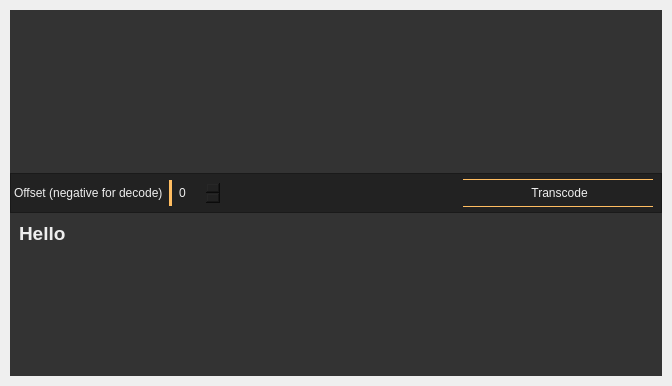
Before: the Qt Designer form mainui.ui in Thophile/Notebook, drawn with Qt 5.
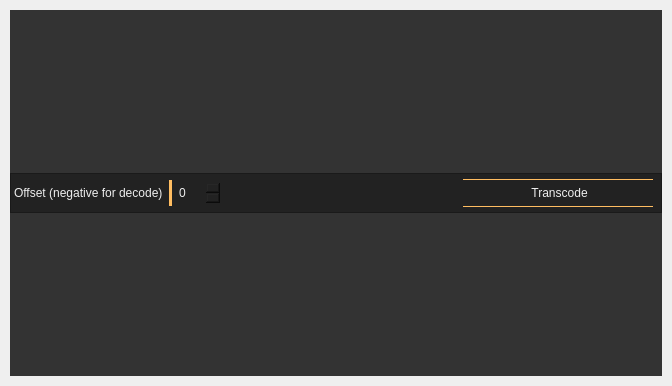
After: the same form once the commit is applied. Icons and pictures are not drawn.

Commit message: [Upd] support for special char

The edit to the form file:
```diff
--- a/mainui.ui
+++ b/mainui.ui
@@ -268,7 +268,7 @@
 &lt;html&gt;&lt;head&gt;&lt;meta name=&quot;qrichtext&quot; content=&quot;1&quot; /&gt;&lt;style type=&quot;text/css&quot;&gt;
 p, li { white-space: pre-wrap; }
 &lt;/style&gt;&lt;/head&gt;&lt;body style=&quot; font-family:'MS Shell Dlg 2'; font-size:8.25pt; font-weight:400; font-style:normal;&quot;&gt;
-&lt;p style=&quot; margin-top:0px; margin-bottom:0px; margin-left:0px; margin-right:0px; -qt-block-indent:0; text-indent:0px;&quot;&gt;&lt;span style=&quot; font-size:14pt; font-weight:600;&quot;&gt;Hello&lt;/span&gt;&lt;/p&gt;&lt;/body&gt;&lt;/html&gt;</string>
+&lt;p style=&quot;-qt-paragraph-type:empty; margin-top:0px; margin-bottom:0px; margin-left:0px; margin-right:0px; -qt-block-indent:0; text-indent:0px; font-size:8pt;&quot;&gt;&lt;br /&gt;&lt;/p&gt;&lt;/body&gt;&lt;/html&gt;</string>
      </property>
      <property name="acceptRichText">
       <bool>true</bool>
```
The commit also changes 2 other files.
